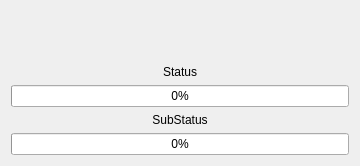
Before: the Qt Designer form mainwindow.ui in kasymovga/qrexuizlauncher, drawn with Qt 5.
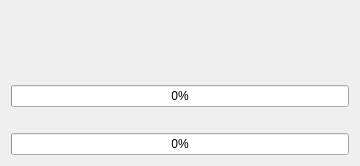
After: the same form once the commit is applied. Icons and pictures are not drawn.

Commit message: empty string for label on start

What changed in the file:
```diff
--- a/mainwindow.ui
+++ b/mainwindow.ui
@@ -33,7 +33,7 @@
       <item>
        <widget class="QLabel" name="labelSubStatus">
         <property name="text">
-         <string>SubStatus</string>
+         <string/>
         </property>
         <property name="alignment">
          <set>Qt::AlignBottom|Qt::AlignHCenter</set>
@@ -52,7 +52,7 @@
     <item row="1" column="0">
      <widget class="QLabel" name="labelStatus">
       <property name="text">
-       <string>Status</string>
+       <string/>
       </property>
       <property name="alignment">
        <set>Qt::AlignBottom|Qt::AlignHCenter</set>
```
